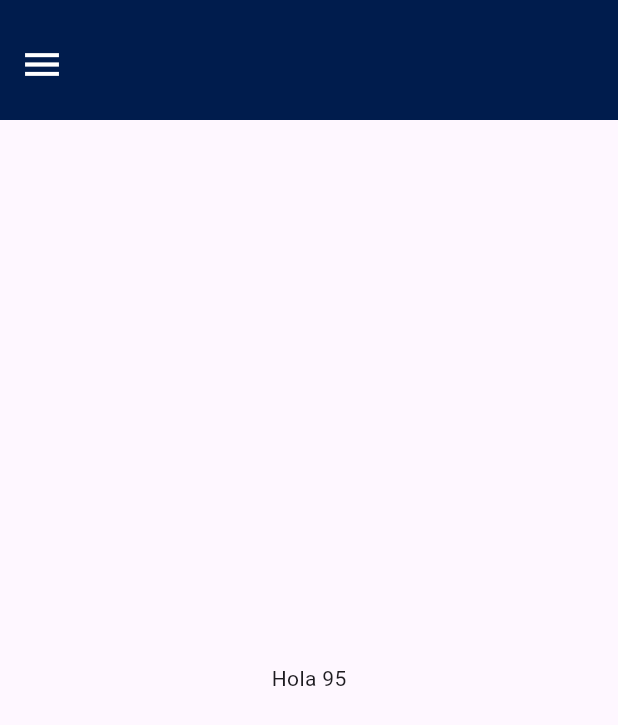
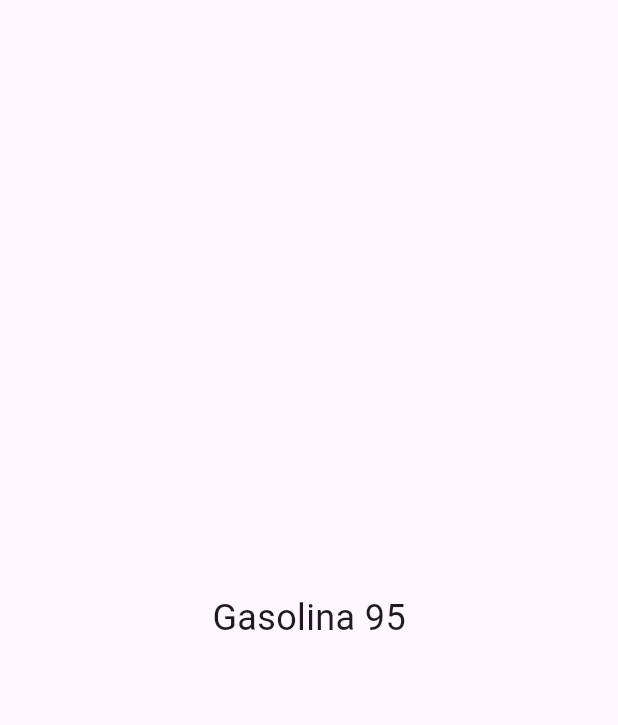
Before and after one commit to yerabreu/ahorra_gas, a Flutter app: the screen it shows after launch, after a tap on "¡Empieza ahorrar!", after a tap on "Gasolina 95", on a phone screen of 412 x 824 dp. Shown: the top 725 px of the screen. Run offline on Flutter 3.47's test engine with Material 3 defaults, Android fonts, the phone set to English and light mode, and no system bars; our stand-ins replace flutter_map, geolocator, latlong2.

Commit message:
Integración de ubicación

```diff
--- a/lib/screens/fuel_type/fuel_ninty_five.dart
+++ b/lib/screens/fuel_type/fuel_ninty_five.dart
@@ -1,19 +1,20 @@
-import 'package:ahorra_gas/components/nav/up_nav.dart';
 import 'package:flutter/material.dart';
 
-class FuelNintyFive extends StatefulWidget {
+class FuelNintyFive extends StatelessWidget {
   const FuelNintyFive({super.key});
 
   @override
-  State<FuelNintyFive> createState() => _FuelNintyFiveState();
-}
-
-class _FuelNintyFiveState extends State<FuelNintyFive> {
-  @override
   Widget build(BuildContext context) {
     return Scaffold(
-      appBar: UpNav(),
-      body: Center(child: Text("Hola 95")),
+      body: Center(
+        child: Column(
+          mainAxisAlignment: MainAxisAlignment.center,
+          children: [
+            Text("Gasolina 95", style: TextStyle(fontSize: 24)),
+            // Aquí puedes añadir el contenido de esta pantalla, como más widgets
+          ],
+        ),
+      ),
     );
   }
 }
--- a/lib/screens/home/home.dart
+++ b/lib/screens/home/home.dart
@@ -1,5 +1,3 @@
-import 'package:ahorra_gas/components/nav/drawer_nav.dart';
-import 'package:ahorra_gas/components/nav/up_nav.dart';
 import 'package:ahorra_gas/components/fuel/widget_fuel_type.dart';
 import 'package:ahorra_gas/color/color_app.dart';
 import 'package:ahorra_gas/screens/fuel_type/fuel_diesel.dart';
@@ -12,6 +10,7 @@ class PrincipalScreen extends StatefulWidget {
 
   @override
   State<PrincipalScreen> createState() => _PrincipalScreenState();
+
 }
 
 class _PrincipalScreenState extends State<PrincipalScreen> {
@@ -19,8 +18,6 @@ class _PrincipalScreenState extends State<PrincipalScreen> {
   Widget build(BuildContext context) {
 
     return Scaffold(
-      drawer: DrawerNav(),
-      appBar: UpNav(),
       body: ListView(
         children: [
           Padding(
--- a/lib/screens/welcome/welcome.dart
+++ b/lib/screens/welcome/welcome.dart
@@ -1,9 +1,25 @@
+import 'package:flutter/material.dart';
+import 'package:ahorra_gas/components/ubication/my_location.dart';
+import 'package:ahorra_gas/components/nav/main_nav.dart';
 import 'package:ahorra_gas/color/color_app.dart';
-import 'package:ahorra_gas/components/nav/main_nav.dart';
-import 'package:flutter/material.dart';
 
 class WelcomeScreen extends StatelessWidget {
   const WelcomeScreen({super.key});
+
+  Future<void> _handleStart(BuildContext context) async {
+    bool permiso = await checkAndRequestLocationPermission();
+
+    if (permiso) {
+      Navigator.pushReplacement(
+        context,
+        MaterialPageRoute(builder: (context) => const MainNavScreen()),
+      );
+    } else {
+      ScaffoldMessenger.of(context).showSnackBar(
+        const SnackBar(content: Text('Se necesitan permisos de ubicación')),
+      );
+    }
+  }
 
   @override
   Widget build(BuildContext context) {
@@ -33,8 +49,6 @@ class WelcomeScreen extends StatelessWidget {
                   color: const Color.fromARGB(255, 73, 0, 0),
                   child: Image.asset(
                     'lib/assets/img/gasprice.gif',
-                    width: double.infinity,
-                    height: 300,
                     fit: BoxFit.cover,
                   ),
                 ),
@@ -47,15 +61,7 @@ class WelcomeScreen extends StatelessWidget {
                         width: 300,
                         height: 50,
                         child: FloatingActionButton(
-                          onPressed: () {
-                            Navigator.pushReplacement(
-                              context,
-                              MaterialPageRoute(
-                                builder: (context) =>
-                                    const MainNavScreen(),
-                              ),
-                            );
-                          },
+                          onPressed: () => _handleStart(context),
                           heroTag: 'principal',
                           backgroundColor: ColorApp.colorButton,
                           foregroundColor: ColorApp.letterColor,
--- a/pubspec.yaml
+++ b/pubspec.yaml
@@ -37,6 +37,7 @@ dependencies:
   cupertino_icons: ^1.0.8
   flutter_map: ^8.1.1
   latlong2: ^0.9.1
+  geolocator: ^14.0.0
 
 dev_dependencies:
   flutter_test:
```
Also changed, not shown: lib/components/nav/main_nav.dart (+22 -6 lines), lib/components/ubication/my_location.dart (added, +70 -0 lines), lib/screens/map/map.dart (+49 -10 lines), pubspec.lock, 4 other files.
